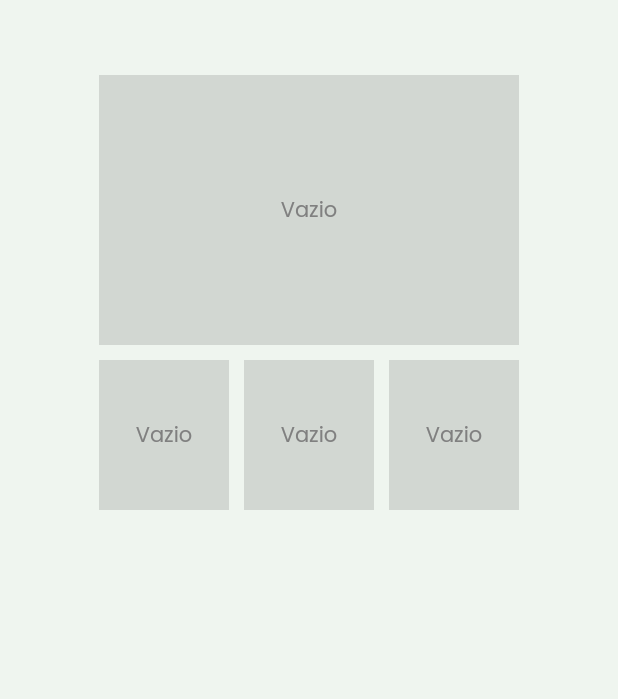
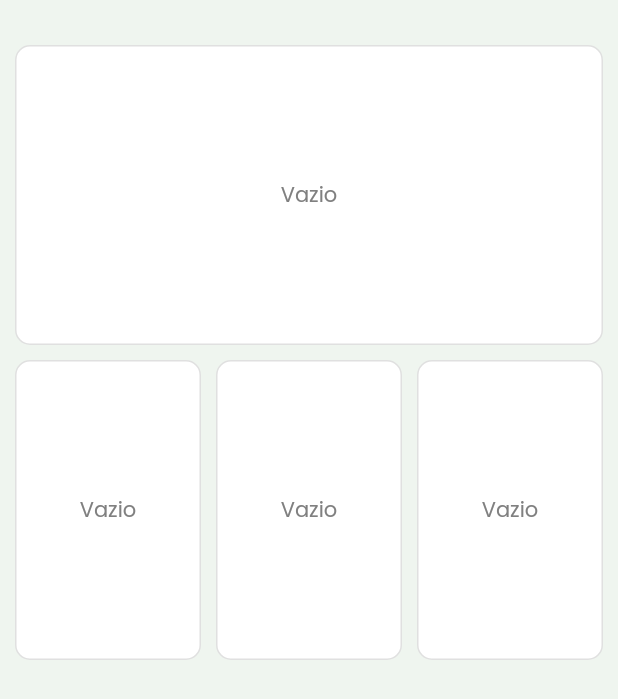
Before and after one commit to lelafieta/help_me.v2, a Flutter app: the DocumentWidget widget shown alone on an empty page, opened directly with empty values, on a phone screen of 412 x 824 dp. Shown: the top 699 px of the screen. Run offline on Flutter 3.47's test engine with Material 3 defaults, Android fonts, the phone set to English and light mode, and no system bars; our stand-ins replace animated_bottom_navigation_bar, bloc, cached_network_image, carousel_slider, cloud_firestore, dartz and 34 more; missing offline and left inert: appinio_social_share, awesome_place_search, bottom_sheet, carousel_slider_plus, dotted_dashed_line, flutter_cached_pdfview and 5 more; accounts and stored records are empty.

Commit message:
feat: Campaign details Docment UI

```diff
--- a/lib/src/features/campaigns/presentation/pages/campaign_detail_page.dart
+++ b/lib/src/features/campaigns/presentation/pages/campaign_detail_page.dart
@@ -81,15 +81,7 @@ class _CampaignDetailPageState extends State<CampaignDetailPage> {
                     (isCollapsed, scrollingOffset, maxExtent) {},
                 collapsedBackgroundColor: Colors.black,
                 expandedBackgroundColor: Colors.transparent,
-                backdropWidget: CachedNetworkImage(
-                  imageUrl: widget.campaign.imageCoverUrl!,
-                  fit: BoxFit.cover,
-                  progressIndicatorBuilder: (context, url, downloadProgress) =>
-                      CircularProgressIndicator(
-                        value: downloadProgress.progress,
-                      ),
-                  errorWidget: (context, url, error) => const Icon(Icons.error),
-                ),
+                backdropWidget: SizedBox.shrink(),
                 leading: Container(
                   margin: const EdgeInsets.all(8.0),
                   decoration: BoxDecoration(
@@ -171,11 +163,20 @@ class _CampaignDetailPageState extends State<CampaignDetailPage> {
                   ),
                 ),
                 expandedContentHeight: 200,
-                expandedContent: Container(color: Colors.red.withOpacity(.4)),
+                expandedContent: CachedNetworkImage(
+                  imageUrl: widget.campaign.imageCoverUrl!,
+                  fit: BoxFit.cover,
+                  progressIndicatorBuilder: (context, url, downloadProgress) =>
+                      CircularProgressIndicator(
+                        value: downloadProgress.progress,
+                      ),
+                  errorWidget: (context, url, error) => const Icon(Icons.error),
+                ),
                 collapsedContent: SizedBox.shrink(),
                 body: Material(
                   color: Theme.of(context).scaffoldBackgroundColor,
-                  child: AboutWidget(campaign: campaign),
+                  // child: AboutWidget(campaign: campaign),
+                  child: DocumentWidget(campaign: campaign),
                 ),
                 // body: Column(
                 //   children: [
@@ -731,12 +732,10 @@ class _DocumentWidgetState extends State<DocumentWidget> {
   Widget build(BuildContext context) {
     return Padding(
       padding: const EdgeInsets.all(10.0),
-      child: SingleChildScrollView(
       child: Column(
         crossAxisAlignment: CrossAxisAlignment.start,
         children: [
-            const SizedBox(height: 20),
-            (widget.campaign.documents!.length == 0)
+          (widget.campaign.documents!.isEmpty)
               ? SizedBox.shrink()
               : Container(
                   width: double.infinity,
@@ -778,10 +777,14 @@ class _DocumentWidgetState extends State<DocumentWidget> {
           const SizedBox(height: 20),
           Center(
             child: Container(
-                width: 280,
-                height: 180,
-                color: Colors.black12,
-                child: (widget.campaign.documents!.length < 1)
+              width: double.infinity,
+              height: 200,
+              decoration: BoxDecoration(
+                color: Colors.white,
+                borderRadius: BorderRadius.circular(10),
+                border: Border.all(color: Colors.grey.shade300),
+              ),
+              child: (widget.campaign.documents!.isEmpty)
                   ? Center(child: Text("Vazio"))
                   : PDF(
                       enableSwipe: false,
@@ -807,15 +810,20 @@ class _DocumentWidgetState extends State<DocumentWidget> {
           ),
           const SizedBox(height: 10),
           Center(
-              child: Container(
-                width: 280,
+            child: SizedBox(
+              width: double.infinity,
+              height: 200,
               child: Row(
                 children: [
                   Expanded(
                     child: Container(
                       width: 50,
-                        height: 100,
-                        color: Colors.black12,
+                      height: 200,
+                      decoration: BoxDecoration(
+                        color: Colors.white,
+                        borderRadius: BorderRadius.circular(10),
+                        border: Border.all(color: Colors.grey.shade300),
+                      ),
                       child: (widget.campaign.documents!.length <= 1)
                           ? Center(child: Text("Vazio"))
                           : PDF(
@@ -846,8 +854,12 @@ class _DocumentWidgetState extends State<DocumentWidget> {
                   Expanded(
                     child: Container(
                       width: 50,
-                        height: 100,
-                        color: Colors.black12,
+                      height: 200,
+                      decoration: BoxDecoration(
+                        color: Colors.white,
+                        borderRadius: BorderRadius.circular(10),
+                        border: Border.all(color: Colors.grey.shade300),
+                      ),
                       child: (widget.campaign.documents!.length <= 2)
                           ? Center(child: Text("Vazio"))
                           : PDF(
@@ -878,8 +890,12 @@ class _DocumentWidgetState extends State<DocumentWidget> {
                   Expanded(
                     child: Container(
                       width: 50,
-                        height: 100,
-                        color: Colors.black12,
+                      height: 200,
+                      decoration: BoxDecoration(
+                        color: Colors.white,
+                        borderRadius: BorderRadius.circular(10),
+                        border: Border.all(color: Colors.grey.shade300),
+                      ),
                       child: (widget.campaign.documents!.length < 4)
                           ? Center(child: Text("Vazio"))
                           : PDF(
@@ -911,7 +927,6 @@ class _DocumentWidgetState extends State<DocumentWidget> {
             ),
           ),
         ],
-        ),
       ),
     );
   }
```
Lines whose indentation alone changed are shown as unchanged.
